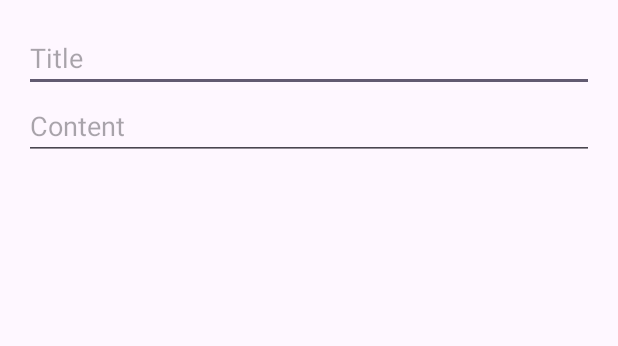
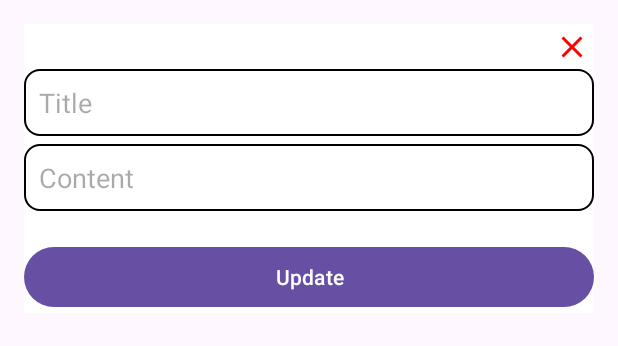
Before and after one commit to suryaLuqman/24001121-synrgy7-slf-note-taking-ch4, an Android app: the layout fragment_edit_note.xml on its own in the app's theme, with its tools: preview values and no code run, on a phone screen of 412 x 824 dp. Shown: the top 346 px of the screen. Run offline under Robolectric (Android 15) with nearby library versions, the phone set to English and light mode, and no system bars.

Commit message:
fix : view edit xml

```diff
--- /dev/null
+++ b/app/src/main/res/drawable/edit_text_background.xml
@@ -0,0 +1,6 @@
+<?xml version="1.0" encoding="utf-8"?>
+<shape xmlns:android="http://schemas.android.com/apk/res/android">
+    <solid android:color="#FFFFFF"/> <!-- Background color -->
+    <corners android:radius="10dp"/> <!-- Rounded corners -->
+    <stroke android:color="#000000" android:width="1dp"/> <!-- Border color and width -->
+</shape>
--- /dev/null
+++ b/app/src/main/res/drawable/ic_close.xml
@@ -0,0 +1,5 @@
+<vector xmlns:android="http://schemas.android.com/apk/res/android" android:height="24dp" android:tint="#FF0000" android:viewportHeight="24" android:viewportWidth="24" android:width="24dp">
+
+    <path android:fillColor="@android:color/white" android:pathData="M19,6.41L17.59,5 12,10.59 6.41,5 5,6.41 10.59,12 5,17.59 6.41,19 12,13.41 17.59,19 19,17.59 13.41,12z"/>
+
+</vector>
--- a/app/src/main/res/layout/fragment_edit_note.xml
+++ b/app/src/main/res/layout/fragment_edit_note.xml
@@ -1,4 +1,6 @@
+<?xml version="1.0" encoding="utf-8"?>
 <ScrollView xmlns:android="http://schemas.android.com/apk/res/android"
+    xmlns:app="http://schemas.android.com/apk/res-auto"
     android:layout_width="match_parent"
     android:layout_height="match_parent"
     android:padding="16dp">
@@ -6,25 +8,45 @@
     <LinearLayout
         android:layout_width="match_parent"
         android:layout_height="wrap_content"
-        android:orientation="vertical">
+        android:orientation="vertical"
+        android:background="@color/white">
+
+        <ImageButton
+            android:id="@+id/cancelID"
+            android:layout_width="30dp"
+            android:layout_height="30dp"
+            android:layout_gravity="right|top"
+            android:background="@android:color/transparent"
+            android:src="@drawable/ic_close" />
 
         <EditText
             android:id="@+id/editTextTitle"
             android:layout_width="match_parent"
             android:layout_height="wrap_content"
-            android:hint="Title" />
+            android:hint="Title"
+            android:inputType="textCapSentences"
+            android:padding="10dp"
+            android:background="@drawable/edit_text_background" />
 
         <EditText
             android:id="@+id/editTextContent"
             android:layout_width="match_parent"
             android:layout_height="wrap_content"
-            android:hint="Content" />
+            android:layout_marginTop="5dp"
+            android:hint="Content"
+            android:inputType="textMultiLine"
+            android:padding="10dp"
+            android:background="@drawable/edit_text_background" />
 
-<!--        <Button-->
-<!--            android:id="@+id/buttonSave"-->
-<!--            android:layout_width="match_parent"-->
-<!--            android:layout_height="wrap_content"-->
-<!--            android:text="Update" />-->
+        <Button
+            android:id="@+id/ok_btn_id"
+            android:layout_width="match_parent"
+            android:layout_height="wrap_content"
+            android:layout_gravity="center"
+            android:layout_marginTop="20dp"
+            android:text="@string/update_note"
+            android:textColor="@color/white"
+            app:backgroundTint="#6750A4" />
 
     </LinearLayout>
 
--- a/app/src/main/res/values/strings.xml
+++ b/app/src/main/res/values/strings.xml
@@ -22,5 +22,7 @@
     <string name="prompt_username">Masukkan Username</string>
     <!-- TODO: Remove or change this placeholder text -->
     <string name="hello_blank_fragment">Hello blank fragment</string>
+<!--    string untuk update note-->
+    <string name="update_note">Update</string>
     <string name="action_logout">Logout</string>
 </resources>
```
Also changed, not shown: app/src/main/java/com/slf/latihanch4/ui/adapter/EditNoteDialogFragment.kt (+20 -12 lines), app/src/main/res/drawable/dialog_bg.xml (added, +16 -0 lines).
